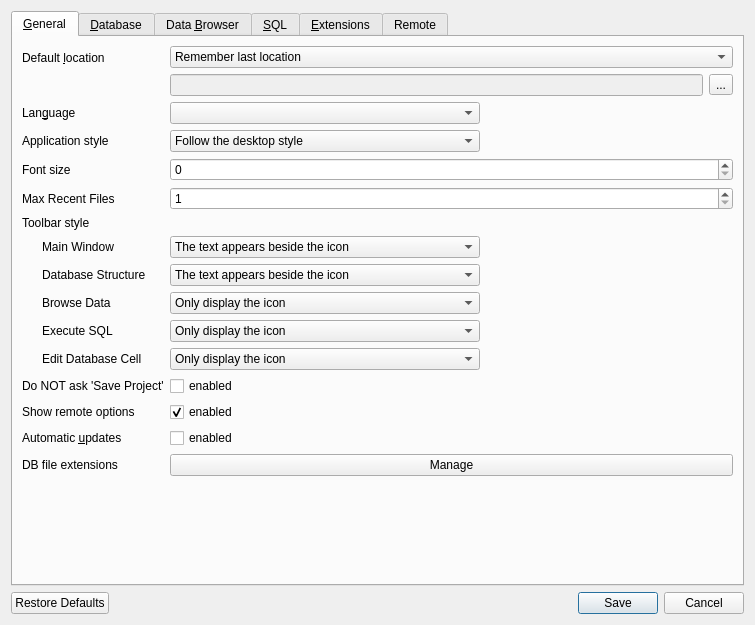
Above: src/PreferencesDialog.ui from sqlitebrowser/sqlitebrowser before the change. Below: the same form after it.
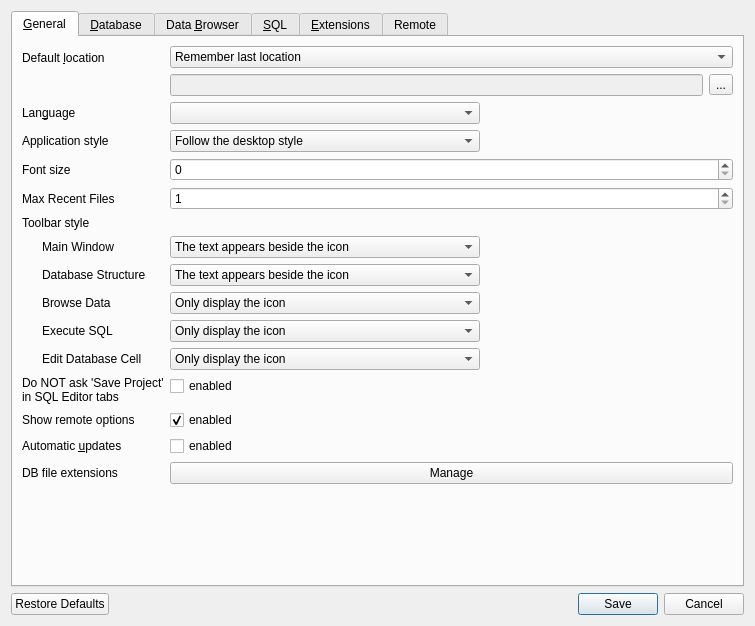
That is the form after the change. Icons and pictures are not drawn. Custom widgets are drawn as their Qt base class.

Commit message: Correct the label text clearly and add hints

```diff
--- a/src/PreferencesDialog.ui
+++ b/src/PreferencesDialog.ui
@@ -7,7 +7,7 @@
     <x>0</x>
     <y>0</y>
     <width>755</width>
-    <height>625</height>
+    <height>626</height>
    </rect>
   </property>
   <property name="windowTitle">
@@ -531,7 +531,8 @@
        <item row="11" column="0">
         <widget class="QLabel" name="labelDoNotAskSaveProject">
          <property name="text">
-          <string>Do NOT ask 'Save Project'</string>
+          <string>Do NOT ask 'Save Project'
+in SQL Editor tabs</string>
          </property>
         </widget>
        </item>
```
Left out of the diff: 3 changed lines with no effect on the pictures.
